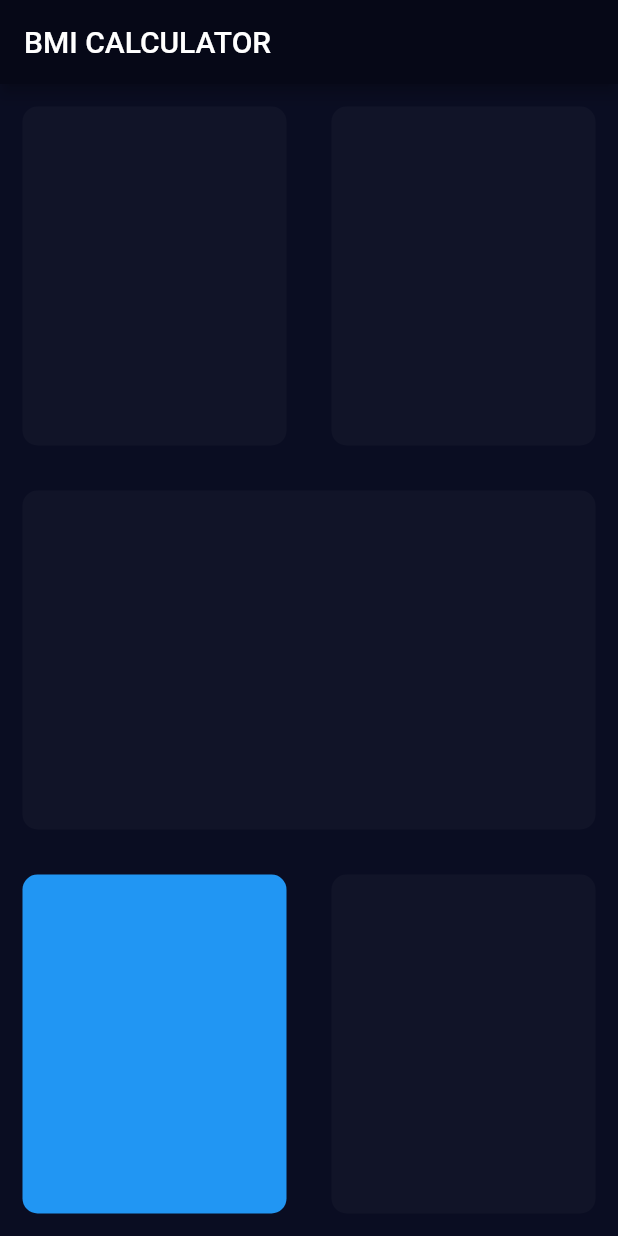
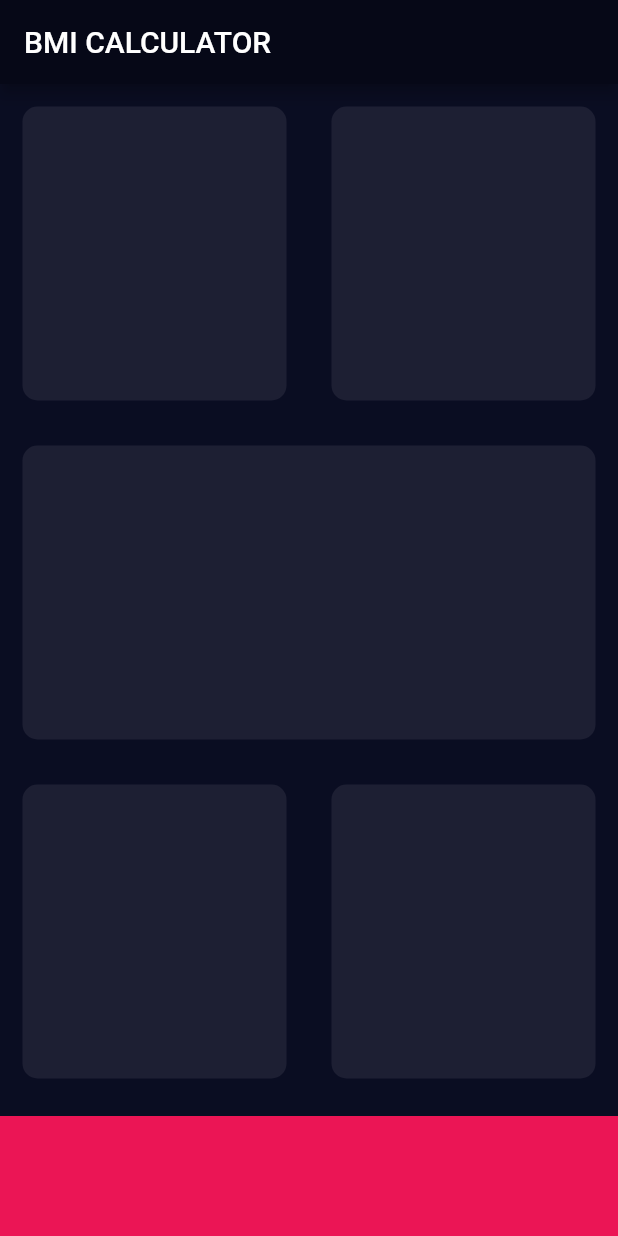
Before and after one commit to weswinggg/bmi-calculator-flutter-tutorial, a Flutter app: the screen it shows after launch, on a phone screen of 412 x 824 dp. Run offline on Flutter 3.47's test engine with Material 2 defaults, Android fonts, the phone set to English and light mode, and no system bars.

Commit message:
Added constants and bottom button
compiled constants on the top of the code.

```diff
--- a/lib/main.dart
+++ b/lib/main.dart
@@ -1,4 +1,10 @@
 import 'package:flutter/material.dart';
+
+const bottomContainerHeight = 80.0;
+
+const bottomContainerColor = Color(0xFFEB1555);
+const cardDarkColor = Color(0xFF111428);
+const cardLightColor = Color(0xFF1D1F33);
 
 void main() => runApp(BMICalculator());
 
@@ -33,12 +39,12 @@ class _InputPageState extends State<InputPage> {
               children: [
                 Expanded(
                   child: ReusableCard(
-                    colour: Color(0xFF111428),
+                    colour: cardLightColor,
                   ),
                 ),
                 Expanded(
                   child: ReusableCard(
-                    colour: Color(0xFF111428),
+                    colour: cardLightColor,
                   ),
                 ),
               ],
@@ -46,7 +52,7 @@ class _InputPageState extends State<InputPage> {
           ),
           Expanded(
             child: ReusableCard(
-              colour: Color(0xFF111428),
+              colour: cardLightColor,
             ),
           ),
           Expanded(
@@ -54,17 +60,23 @@ class _InputPageState extends State<InputPage> {
               children: [
                 Expanded(
                   child: ReusableCard(
-                    colour: Colors.blue,
+                    colour: cardLightColor,
                   ),
                 ),
                 Expanded(
                   child: ReusableCard(
-                    colour: Color(0xFF111428),
+                    colour: cardLightColor,
                   ),
                 ),
               ],
             ),
           ),
+          Container(
+            color: bottomContainerColor,
+            width: double.infinity,
+            height: bottomContainerHeight,
+            margin: EdgeInsets.only(top: 10),
+          )
         ],
       ),
     );
```
